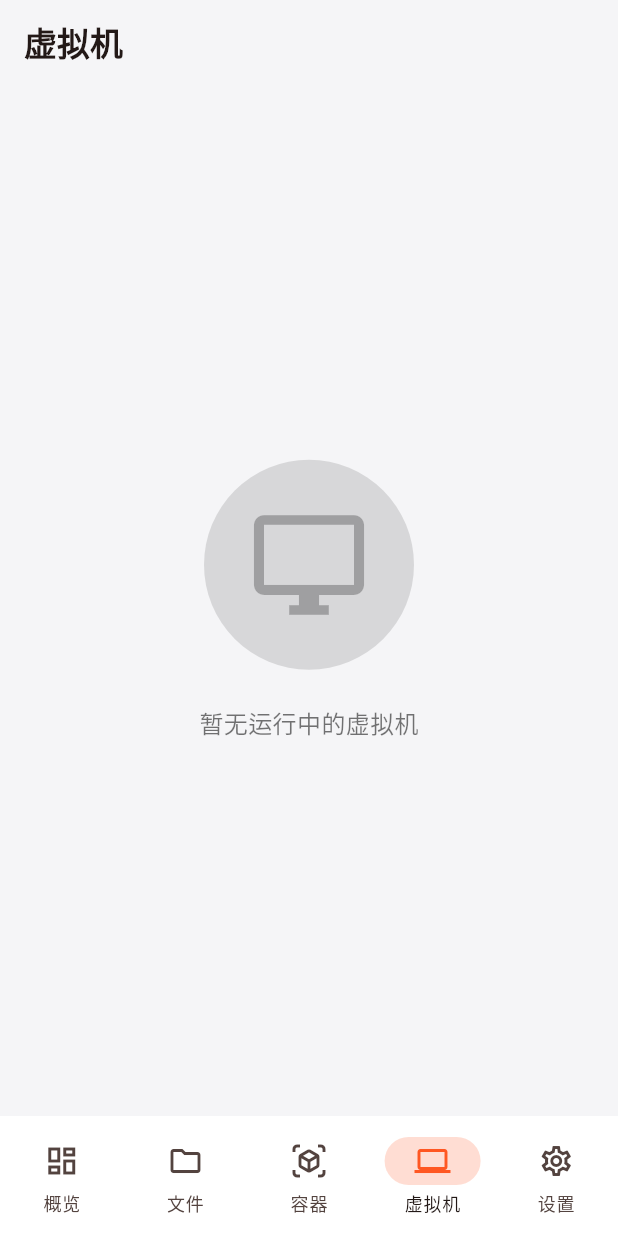
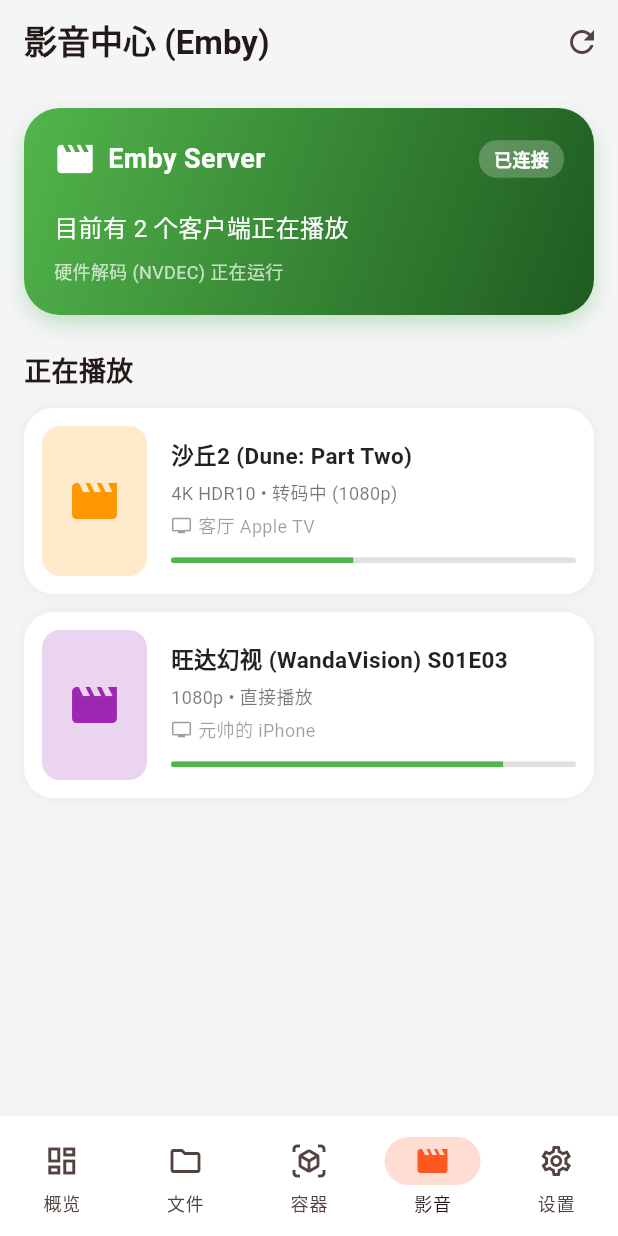
Before and after one commit to wangzh6859/Unraid-APP, a Flutter app: the screen it shows after launch, item 4 of the bottom bar chosen, on a phone screen of 412 x 824 dp. Run offline on Flutter 3.47's test engine with Material 3 defaults, Android fonts, the phone set to English and light mode, and no system bars.

Commit message:
Feature: Add GPU dashboard monitor & Emby integration view

```diff
--- a/lib/main.dart
+++ b/lib/main.dart
@@ -62,7 +62,7 @@
     const DashboardView(),
     const FileBrowserView(),
     const DockerView(),
-    const VmView(),
+    const MediaServerView(), // 新增 Emby/媒体库 视图
     const SettingsView(),
   ];
 
@@ -86,7 +86,7 @@
           NavigationDestination(icon: Icon(Icons.dashboard_outlined), selectedIcon: Icon(Icons.dashboard, color: Color(0xFFFF5722)), label: '概览'),
           NavigationDestination(icon: Icon(Icons.folder_outlined), selectedIcon: Icon(Icons.folder, color: Color(0xFFFF5722)), label: '文件'),
           NavigationDestination(icon: Icon(Icons.view_in_ar_outlined), selectedIcon: Icon(Icons.view_in_ar, color: Color(0xFFFF5722)), label: '容器'),
-          NavigationDestination(icon: Icon(Icons.computer_outlined), selectedIcon: Icon(Icons.computer, color: Color(0xFFFF5722)), label: '虚拟机'),
+          NavigationDestination(icon: Icon(Icons.movie_filter_outlined), selectedIcon: Icon(Icons.movie_creation, color: Color(0xFFFF5722)), label: '影音'),
           NavigationDestination(icon: Icon(Icons.settings_outlined), selectedIcon: Icon(Icons.settings, color: Color(0xFFFF5722)), label: '设置'),
         ],
       ),
@@ -136,13 +136,19 @@
           padding: const EdgeInsets.symmetric(horizontal: 16.0, vertical: 8.0),
           sliver: SliverList(
             delegate: SliverChildListDelegate([
-              _buildSectionTitle('系统负载', Icons.speed, textColor),
+              _buildSectionTitle('核心计算负载', Icons.speed, textColor),
               const SizedBox(height: 12),
               Row(
                 children: [
                   Expanded(child: _buildSquareCard(context, 'CPU', '12%', '45°C', Icons.memory, Colors.blue)),
                   const SizedBox(width: 12),
-                  Expanded(child: _buildSquareCard(context, '内存', '45%', '14.4 GB', Icons.developer_board, Colors.purple)),
+                  Expanded(child: _buildSquareCard(context, 'GPU', '8%', '解码中 · 55°C', Icons.developer_board, Colors.green)), // 新增 GPU 卡片
+                ],
+              ),
+              const SizedBox(height: 12),
+              Row(
+                children: [
+                  Expanded(child: _buildWideCard(context, '内存使用率', '45%', '14.4 GB / 32 GB', Icons.memory_sharp, Colors.purple, progress: 0.45)),
                 ],
               ),
               const SizedBox(height: 24),
@@ -156,9 +162,9 @@
               const SizedBox(height: 12),
               Row(
                 children: [
-                  Expanded(child: _buildNetCard(context, '下载速率', '12.4', 'MB/s', Icons.download_rounded, Colors.green)),
+                  Expanded(child: _buildNetCard(context, '下载速率', '12.4', 'MB/s', Icons.download_rounded, Colors.cyan)),
                   const SizedBox(width: 12),
-                  Expanded(child: _buildNetCard(context, '上传速率', '3.2', 'MB/s', Icons.upload_rounded, Colors.cyan)),
+                  Expanded(child: _buildNetCard(context, '上传速率', '3.2', 'MB/s', Icons.upload_rounded, Colors.indigo)),
                 ],
               ),
               const SizedBox(height: 30),
@@ -307,14 +313,143 @@
   }
 }
 
+// ---------------- 影音/Emby页 ----------------
+class MediaServerView extends StatelessWidget {
+  const MediaServerView({super.key});
+
+  @override
+  Widget build(BuildContext context) {
+    final isDark = Theme.of(context).brightness == Brightness.dark;
+
+    return Scaffold(
+      backgroundColor: Theme.of(context).colorScheme.surface,
+      appBar: AppBar(
+        title: const Text('影音中心 (Emby)', style: TextStyle(fontWeight: FontWeight.bold, fontSize: 22)),
+        backgroundColor: Colors.transparent,
+        actions: [
+          IconButton(icon: const Icon(Icons.refresh), onPressed: () {}),
+        ],
+      ),
+      body: ListView(
+        padding: const EdgeInsets.all(16),
+        children: [
+          // Emby 状态卡片
+          Container(
+            padding: const EdgeInsets.all(20),
+            decoration: BoxDecoration(
+              gradient: const LinearGradient(
+                colors: [Color(0xFF52B54B), Color(0xFF1E5B20)],
+                begin: Alignment.topLeft,
+                end: Alignment.bottomRight,
+              ),
+              borderRadius: BorderRadius.circular(24),
+              boxShadow: [BoxShadow(color: Colors.green.withOpacity(0.3), blurRadius: 12, offset: const Offset(0, 6))],
+            ),
+            child: const Column(
+              crossAxisAlignment: CrossAxisAlignment.start,
+              children: [
+                Row(
+                  mainAxisAlignment: MainAxisAlignment.spaceBetween,
+                  children: [
+                    Row(
+                      children: [
+                        Icon(Icons.movie_creation, color: Colors.white, size: 28),
+                        SizedBox(width: 8),
+                        Text('Emby Server', style: TextStyle(color: Colors.white, fontSize: 18, fontWeight: FontWeight.bold)),
+                      ],
+                    ),
+                    Container(
+                      padding: EdgeInsets.symmetric(horizontal: 10, vertical: 4),
+                      decoration: BoxDecoration(color: Colors.white24, borderRadius: BorderRadius.all(Radius.circular(12))),
+                      child: Text('已连接', style: TextStyle(color: Colors.white, fontSize: 12, fontWeight: FontWeight.bold)),
+                    )
+                  ],
+                ),
+                SizedBox(height: 20),
+                Text('目前有 2 个客户端正在播放', style: TextStyle(color: Colors.white, fontSize: 16)),
+                SizedBox(height: 8),
+                Text('硬件解码 (NVDEC) 正在运行', style: TextStyle(color: Colors.white70, fontSize: 12)),
+              ],
+            ),
+          ),
+
+          const SizedBox(height: 24),
+          const Text('正在播放', style: TextStyle(fontWeight: FontWeight.bold, fontSize: 18)),
+          const SizedBox(height: 12),
+
+          // 正在播放列表
+          _buildPlayingItem(context, '沙丘2 (Dune: Part Two)', '4K HDR10 • 转码中 (1080p)', '客厅 Apple TV', 0.45, 'assets/poster1.png', Colors.orange),
+          const SizedBox(height: 12),
+          _buildPlayingItem(context, '旺达幻视 (WandaVision) S01E03', '1080p • 直接播放', '元帅的 iPhone', 0.82, 'assets/poster2.png', Colors.purple),
+        ],
+      ),
+    );
+  }
+
+  Widget _buildPlayingItem(BuildContext context, String title, String spec, String device, double progress, String imgPath, Color color) {
+    final isDark = Theme.of(context).brightness == Brightness.dark;
+    return Container(
+      decoration: BoxDecoration(
+        color: Theme.of(context).cardColor,
+        borderRadius: BorderRadius.circular(20),
+        boxShadow: isDark ? [] : [BoxShadow(color: Colors.black.withOpacity(0.05), blurRadius: 8)],
+      ),
+      child: Padding(
+        padding: const EdgeInsets.all(12),
+        child: Row(
+          children: [
+            // 封面占位
+            Container(
+              width: 70,
+              height: 100,
+              decoration: BoxDecoration(
+                color: color.withOpacity(0.2),
+                borderRadius: BorderRadius.circular(12),
+              ),
+              child: Icon(Icons.movie, color: color, size: 36),
+            ),
+            const SizedBox(width: 16),
+            Expanded(
+              child: Column(
+                crossAxisAlignment: CrossAxisAlignment.start,
+                children: [
+                  Text(title, style: TextStyle(fontWeight: FontWeight.bold, fontSize: 15, color: isDark ? Colors.white : Colors.black87)),
+                  const SizedBox(height: 4),
+                  Text(spec, style: TextStyle(fontSize: 12, color: isDark ? Colors.white60 : Colors.black54)),
+                  const SizedBox(height: 4),
+                  Row(
+                    children: [
+                      Icon(Icons.tv, size: 14, color: isDark ? Colors.white38 : Colors.black38),
+                      const SizedBox(width: 4),
+                      Text(device, style: TextStyle(fontSize: 12, color: isDark ? Colors.white38 : Colors.black38)),
+                    ],
+                  ),
+                  const SizedBox(height: 12),
+                  ClipRRect(
+                    borderRadius: BorderRadius.circular(4),
+                    child: LinearProgressIndicator(
+                      value: progress,
+                      backgroundColor: isDark ? Colors.white10 : Colors.black12,
+                      color: const Color(0xFF52B54B), // Emby Green
+                      minHeight: 4,
+                    ),
+                  ),
+                ],
+              ),
+            ),
+          ],
+        ),
+      ),
+    );
+  }
+}
+
 // ---------------- 文件浏览页 ----------------
 class FileBrowserView extends StatelessWidget {
   const FileBrowserView({super.key});
 
   @override
   Widget build(BuildContext context) {
-    final isDark = Theme.of(context).brightness == Brightness.dark;
-
     return Scaffold(
       backgroundColor: Theme.of(context).colorScheme.surface,
       appBar: AppBar(
@@ -352,7 +487,6 @@
       ),
       floatingActionButton: FloatingActionButton.extended(
         onPressed: () {
-          // 模拟上传点击
           ScaffoldMessenger.of(context).showSnackBar(const SnackBar(content: Text('触发上传文件...')));
         },
         icon: const Icon(Icons.upload_file),
@@ -407,10 +541,9 @@
       body: ListView(
         padding: const EdgeInsets.all(16),
         children: [
-          _buildDockerItem(context, 'Plex Media Server', 'linuxserver/plex', '运行中', true, Icons.play_circle_fill, Colors.amber),
+          _buildDockerItem(context, 'emby', 'emby/embyserver', '运行中', true, Icons.play_circle_fill, Colors.green),
           _buildDockerItem(context, 'Nextcloud', 'linuxserver/nextcloud', '运行中', true, Icons.cloud_circle, Colors.blue),
           _buildDockerItem(context, 'qBittorrent', 'linuxserver/qbittorrent', '运行中', true, Icons.downloading, Colors.blueAccent),
-          _buildDockerItem(context, 'HomeAssistant', 'homeassistant/home-assistant', '已停止', false, Icons.home_rounded, Colors.grey),
         ],
       ),
     );
@@ -451,10 +584,7 @@
                     children: [
                       Container(
                         width: 8, height: 8,
-                        decoration: BoxDecoration(
-                          shape: BoxShape.circle,
-                          color: isRunning ? Colors.green : Colors.red,
-                        ),
+                        decoration: BoxDecoration(shape: BoxShape.circle, color: isRunning ? Colors.green : Colors.red),
                       ),
                       const SizedBox(width: 6),
                       Text(status, style: TextStyle(fontSize: 12, color: isRunning ? Colors.green : Colors.red, fontWeight: FontWeight.w600)),
@@ -548,13 +678,8 @@
           ]),
           const SizedBox(height: 24),
           _buildSettingsGroup(context, '服务器', [
-            _buildSettingsItem(context, '连接地址', '192.168.1.100', Icons.lan_outlined),
-            _buildSettingsItem(context, 'API 密钥', '已配置', Icons.key_outlined),
-          ]),
-          const SizedBox(height: 24),
-          _buildSettingsGroup(context, '关于', [
-            _buildSettingsItem(context, '检查更新', '版本 1.1.0', Icons.update),
-            _buildSettingsItem(context, '开源主页', 'GitHub', Icons.code),
+            _buildSettingsItem(context, 'Unraid 地址', '192.168.1.100', Icons.lan_outlined),
+            _buildSettingsItem(context, 'Emby API 密钥', '已配置', Icons.movie_filter),
           ]),
         ],
       ),
```
